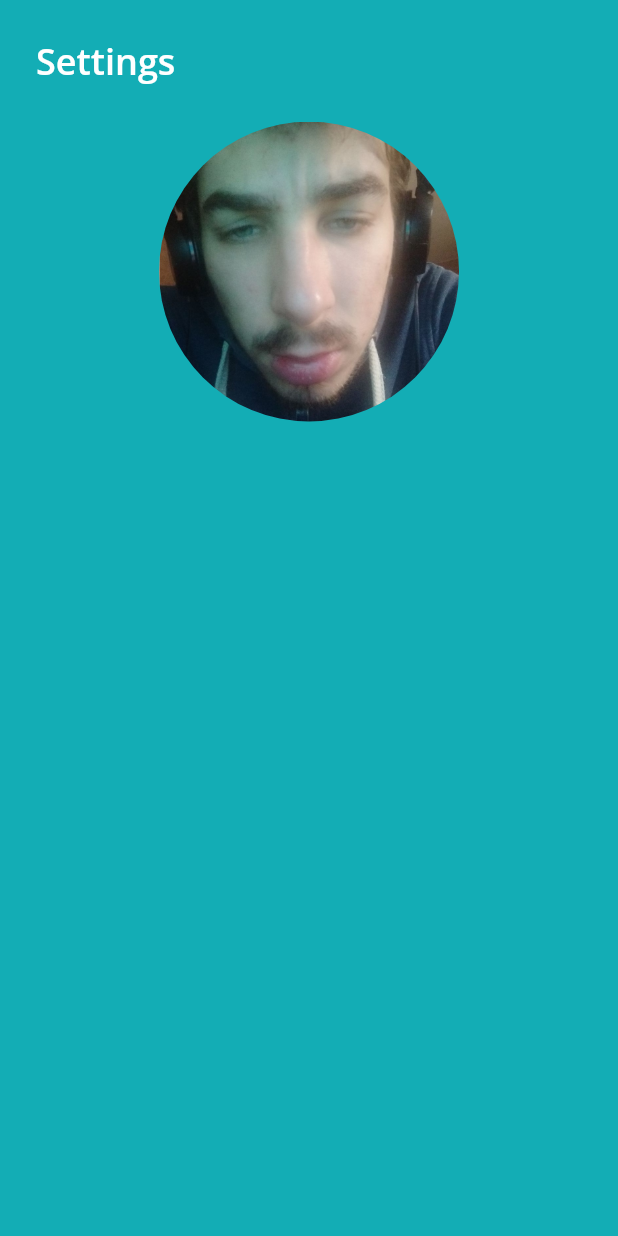
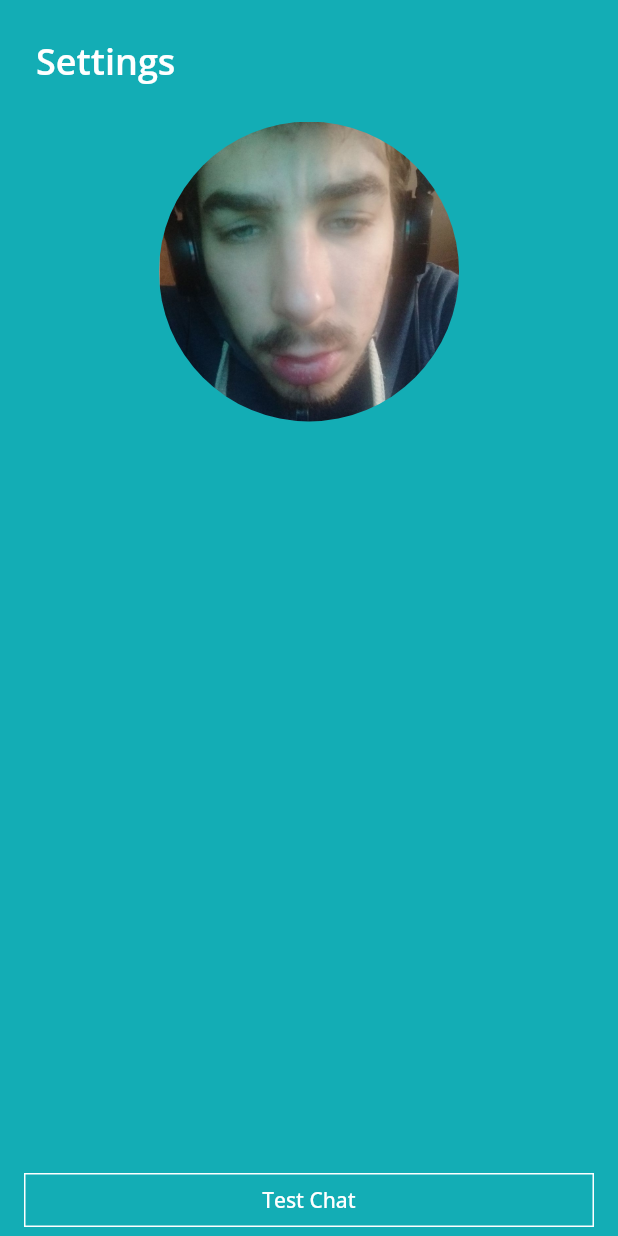
Before and after one commit to EugeneOrlov204/UniversityDesigner, a Flutter app: the MyProfile screen opened by its route, on a phone screen of 412 x 824 dp. Run offline on Flutter 3.47's test engine with Material 2 defaults, Android fonts, the phone set to English and light mode, and no system bars; our stand-ins replace flutter_svg, google_fonts, image_picker.

Commit message:
Implemented navigation to chat using temporary button 'Test Chat'

```diff
--- a/lib/ui/chat.dart
+++ b/lib/ui/chat.dart
@@ -0,0 +1,17 @@
+import 'package:flutter/material.dart';
+
+class Chat extends StatefulWidget {
+  const Chat({Key? key}) : super(key: key);
+
+  @override
+  State<Chat> createState() => _ChatState();
+}
+
+class _ChatState extends State<Chat> {
+  @override
+  Widget build(BuildContext context) {
+    return Scaffold(
+      body: Container(),
+    );
+  }
+}
--- a/lib/ui/main.dart
+++ b/lib/ui/main.dart
@@ -6,6 +6,7 @@ import 'package:hackathon_project/ui/sign_up.dart';
 import 'package:hackathon_project/ui/sign_up_extended.dart';
 import 'package:flutter/services.dart';
 
+import 'chat.dart';
 import 'my_profile.dart';
 import 'create_group.dart';
 
@@ -24,6 +25,7 @@ void main() {
       '/sign_up_extended': (context) => const SignUpExtended(),
       '/my_profile': (context) => const MyProfile(),
       '/create_group': (context) => const CreateGroup(),
+      '/chat': (context) => const Chat()
     },
     debugShowCheckedModeBanner: false,
   ));
--- a/lib/ui/my_profile.dart
+++ b/lib/ui/my_profile.dart
@@ -37,11 +37,40 @@ class _MyProfileState extends State<MyProfile> {
             Container(
               width: 200,
               height: 200,
-              decoration:  BoxDecoration(
+              decoration:  const BoxDecoration(
                 shape: BoxShape.circle,
                 image:  DecorationImage(
                   image:  AssetImage('assets/images/ha.jpg'),
                   fit: BoxFit.cover,
+                ),
+              ),
+            ),
+            Expanded(
+              child: Container()
+            ),
+            Padding(
+              padding: const EdgeInsets.only(left: 16, right: 16),
+              child: SizedBox(
+                width: double.infinity,
+                child: TextButton(
+                  onPressed: () {
+                    Navigator.pushNamed(context, '/chat');
+                  },
+                  style: TextButton.styleFrom(
+                    backgroundColor: Colors.transparent,
+                    shape: const RoundedRectangleBorder(
+                      side: BorderSide(
+                        color: Colors.white,
+                        width: 1,
+                        style: BorderStyle.solid,
+                      ),
+                    ),
+                  ),
+                  child: Text(
+                    "Test Chat",
+                    style:
+                    GoogleFonts.openSans(fontSize: 14, color: Colors.white),
+                  ),
                 ),
               ),
             ),
```
